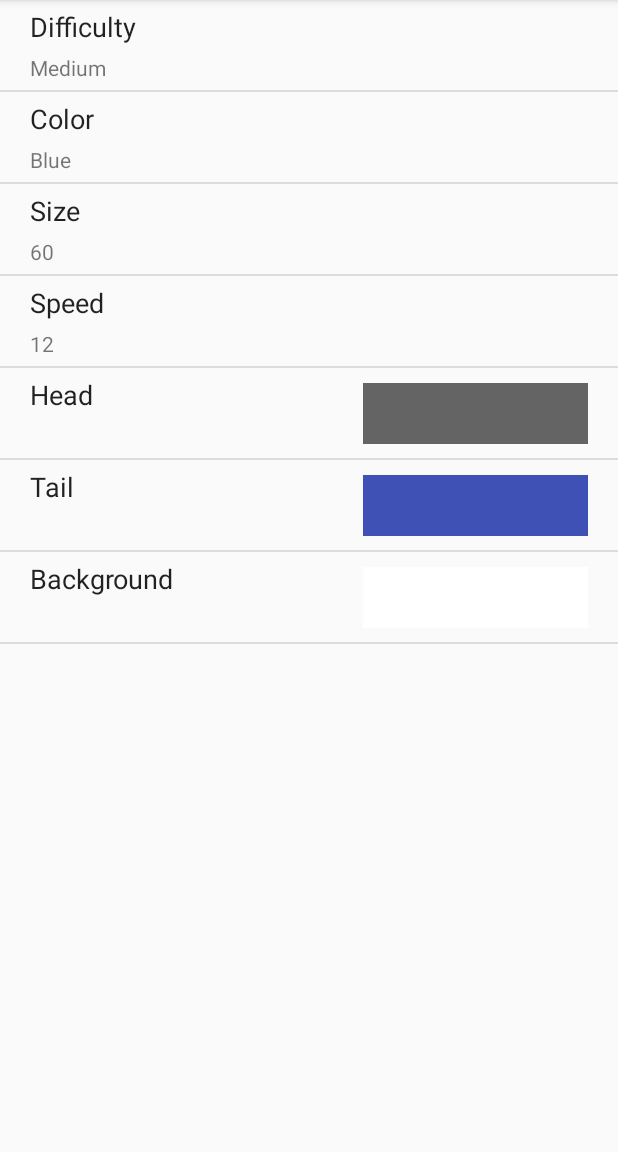
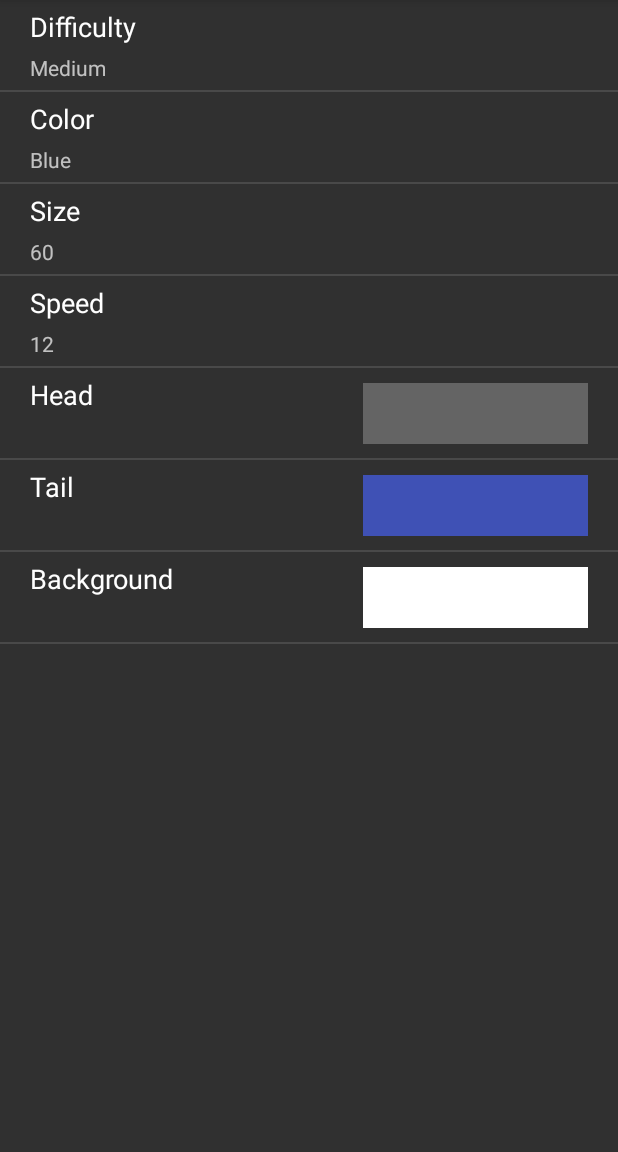
Before and after one commit to vik7am/Hungry-Snake, an Android app: the screen it shows after launch (Setting), after a tap on "SETTING", on a phone screen of 412 x 824 dp, the part 84-1236 px from its top. Run offline under Robolectric (Android 15) with nearby library versions, the phone set to English and light mode, and no system bars.

Commit message:
Added dark theme to the project

```diff
--- a/app/src/main/java/com/vikrant/hungrysnake/MainActivity.java
+++ b/app/src/main/java/com/vikrant/hungrysnake/MainActivity.java
@@ -1,6 +1,8 @@
 package com.vikrant.hungrysnake;
 
 import androidx.appcompat.app.AppCompatActivity;
+import androidx.appcompat.app.AppCompatDelegate;
+
 import android.os.Bundle;
 import android.app.AlertDialog;
 import android.content.Context;
@@ -16,6 +18,8 @@ public class MainActivity extends AppCompatActivity implements OnClickListener {
     @Override
     protected void onCreate(Bundle savedInstanceState) {
         super.onCreate(savedInstanceState);
+        if(getSharedPreferences("GameData", Context.MODE_PRIVATE).getBoolean("NIGHT_MODE",true))
+            AppCompatDelegate.setDefaultNightMode(AppCompatDelegate.MODE_NIGHT_YES);
         setContentView(R.layout.activity_main);
     }
 
--- a/app/src/main/java/com/vikrant/hungrysnake/Setting.java
+++ b/app/src/main/java/com/vikrant/hungrysnake/Setting.java
@@ -17,6 +17,7 @@ import android.widget.ListView;
 import android.widget.SeekBar;
 import android.widget.TextView;
 import androidx.appcompat.app.AppCompatActivity;
+import androidx.appcompat.app.AppCompatDelegate;
 
 public class Setting extends AppCompatActivity{
 
@@ -25,6 +26,8 @@ public class Setting extends AppCompatActivity{
     @Override
     protected void onCreate(Bundle savedInstanceState) {
         super.onCreate(savedInstanceState);
+        if(getSharedPreferences("GameData", Context.MODE_PRIVATE).getBoolean("NIGHT_MODE",true))
+            AppCompatDelegate.setDefaultNightMode(AppCompatDelegate.MODE_NIGHT_YES);
         setContentView(R.layout.activity_setting);
         listView=findViewById(R.id.listView1);
         myAdapter= new MyAdapter(this);
--- a/app/src/main/res/values/styles.xml
+++ b/app/src/main/res/values/styles.xml
@@ -1,6 +1,6 @@
 <resources>
     <!-- Base application theme. -->
-    <style name="AppTheme" parent="Theme.AppCompat.Light.DarkActionBar">
+    <style name="AppTheme" parent="Theme.AppCompat.DayNight.DarkActionBar">
         <!-- Customize your theme here. -->
         <item name="colorPrimary">@color/colorPrimary</item>
         <item name="colorPrimaryDark">@color/colorPrimaryDark</item>
```
Also changed, not shown: app/src/main/java/com/vikrant/hungrysnake/GamePanel.java (+5 -3 lines).
